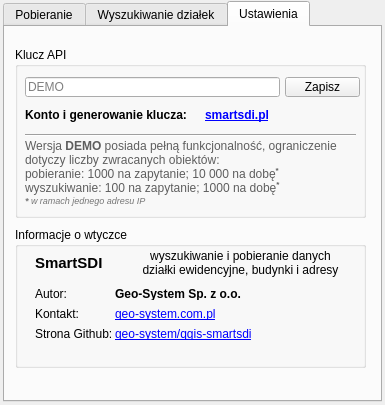
Before: the Qt Designer form smartsdi_dialog_base.ui in geo-system/qgis-smartsdi, drawn with Qt 5.
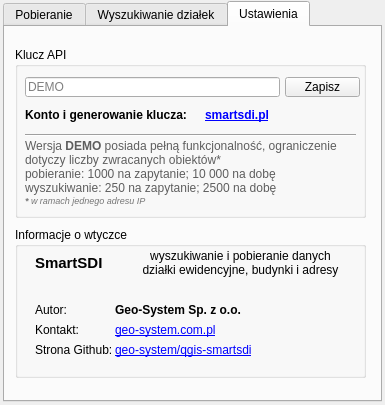
After: the same form once the commit is applied. The open tabs and pages were chosen to show the change. Icons and pictures are not drawn. Custom widgets are drawn as their Qt base class.

Patch:
```diff
--- a/smartsdi_dialog_base.ui
+++ b/smartsdi_dialog_base.ui
@@ -811,7 +811,7 @@
        </rect>
       </property>
       <property name="text">
-       <string>&lt;html&gt;&lt;head/&gt;&lt;body&gt;&lt;p&gt;&lt;span style=&quot; color:#5e5e5e;&quot;&gt;Wersja &lt;/span&gt;&lt;span style=&quot; font-weight:600; color:#5e5e5e;&quot;&gt;DEMO&lt;/span&gt;&lt;span style=&quot; color:#5e5e5e;&quot;&gt; posiada pełną funkcjonalność, ograniczenie dotyczy liczby zwracanych obiektów:&lt;br/&gt;pobieranie: 1000 na zapytanie; 10 000 na dobę&lt;/span&gt;&lt;span style=&quot; font-weight:600; color:#5e5e5e; vertical-align:super;&quot;&gt;*&lt;/span&gt;&lt;span style=&quot; color:#5e5e5e;&quot;&gt;&lt;br/&gt;wyszukiwanie: 100 na zapytanie; 1000 na dobę&lt;/span&gt;&lt;span style=&quot; font-weight:600; color:#5e5e5e; vertical-align:super;&quot;&gt;*&lt;/span&gt;&lt;span style=&quot; font-size:4pt; font-style:italic; color:#5e5e5e;&quot;&gt;&lt;br/&gt;&lt;/span&gt;&lt;span style=&quot; font-size:7pt; font-weight:600; font-style:italic; color:#767676;&quot;&gt;*&lt;/span&gt;&lt;span style=&quot; font-size:7pt; font-style:italic; color:#767676;&quot;&gt; w ramach jednego adresu IP&lt;/span&gt;&lt;/p&gt;&lt;/body&gt;&lt;/html&gt;</string>
+       <string>&lt;html&gt;&lt;head/&gt;&lt;body&gt;&lt;p&gt;&lt;span style=&quot; color:#5e5e5e;&quot;&gt;Wersja &lt;/span&gt;&lt;span style=&quot; font-weight:600; color:#5e5e5e;&quot;&gt;DEMO&lt;/span&gt;&lt;span style=&quot; color:#5e5e5e;&quot;&gt; posiada pełną funkcjonalność, ograniczenie dotyczy liczby zwracanych obiektów*&lt;br/&gt;pobieranie: 1000 na zapytanie; 10 000 na dobę&lt;br/&gt;wyszukiwanie: 250 na zapytanie; 2500 na dobę&lt;/span&gt;&lt;span style=&quot; font-size:4pt; font-style:italic; color:#5e5e5e;&quot;&gt;&lt;br/&gt;&lt;/span&gt;&lt;span style=&quot; font-size:7pt; font-weight:600; font-style:italic; color:#767676;&quot;&gt;*&lt;/span&gt;&lt;span style=&quot; font-size:7pt; font-style:italic; color:#767676;&quot;&gt; w ramach jednego adresu IP&lt;/span&gt;&lt;/p&gt;&lt;/body&gt;&lt;/html&gt;</string>
       </property>
       <property name="wordWrap">
        <bool>true</bool>
@@ -896,7 +896,7 @@
        <x>10</x>
        <y>200</y>
        <width>351</width>
-       <height>141</height>
+       <height>151</height>
       </rect>
      </property>
      <property name="title">
@@ -906,9 +906,9 @@
       <property name="geometry">
        <rect>
         <x>100</x>
-        <y>60</y>
+        <y>75</y>
         <width>201</width>
-        <height>13</height>
+        <height>16</height>
        </rect>
       </property>
       <property name="text">
@@ -919,9 +919,9 @@
       <property name="geometry">
        <rect>
         <x>20</x>
-        <y>60</y>
+        <y>75</y>
         <width>47</width>
-        <height>13</height>
+        <height>16</height>
        </rect>
       </property>
       <property name="text">
@@ -932,9 +932,9 @@
       <property name="geometry">
        <rect>
         <x>20</x>
-        <y>80</y>
+        <y>95</y>
         <width>47</width>
-        <height>13</height>
+        <height>16</height>
        </rect>
       </property>
       <property name="text">
@@ -945,9 +945,9 @@
       <property name="geometry">
        <rect>
         <x>20</x>
-        <y>100</y>
+        <y>115</y>
         <width>101</width>
-        <height>13</height>
+        <height>16</height>
        </rect>
       </property>
       <property name="text">
@@ -958,9 +958,9 @@
       <property name="geometry">
        <rect>
         <x>100</x>
-        <y>80</y>
+        <y>95</y>
         <width>201</width>
-        <height>13</height>
+        <height>16</height>
        </rect>
       </property>
       <property name="text">
@@ -977,9 +977,9 @@
       <property name="geometry">
        <rect>
         <x>100</x>
-        <y>100</y>
+        <y>115</y>
         <width>141</width>
-        <height>13</height>
+        <height>16</height>
        </rect>
       </property>
       <property name="text">
@@ -1016,7 +1016,7 @@
       <property name="geometry">
        <rect>
         <x>250</x>
-        <y>65</y>
+        <y>80</y>
         <width>81</width>
         <height>51</height>
        </rect>
```
Left out of the diff: 35 changed lines with no effect on the pictures.
